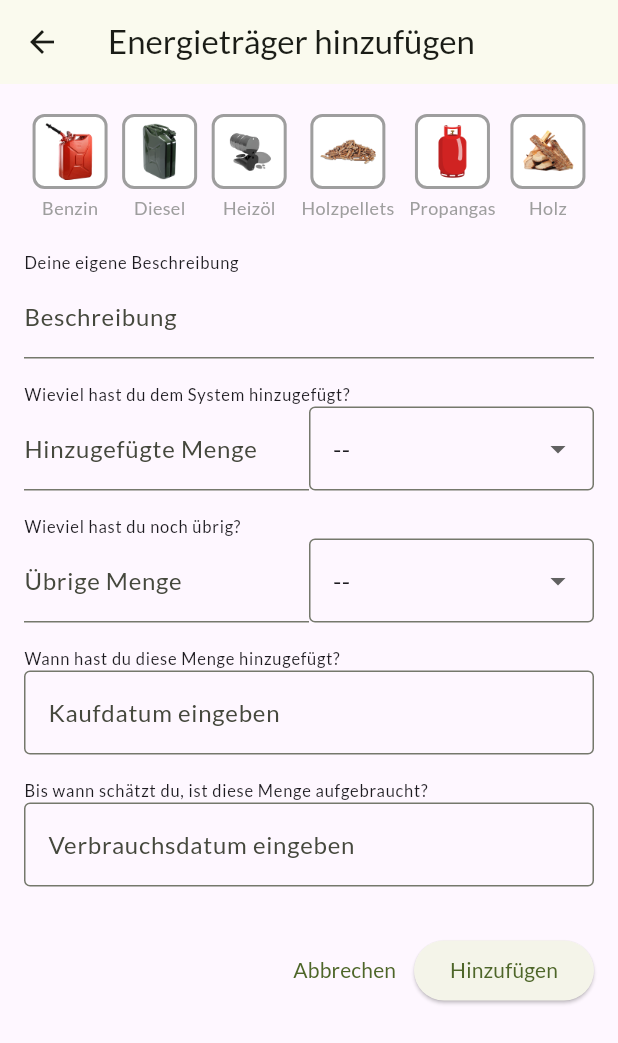
After one commit to Verein-Kleinwohnformen/energiemonitor-app, a Flutter app: the EnergyForm screen opened directly, on a phone screen of 412 x 824 dp. The commit adds this screen. Shown: the top 1043 px of the screen. Run offline on Flutter 3.47's test engine with Material 3 defaults, Android fonts, the phone set to English and light mode, and no system bars; our stand-ins replace cloud_firestore, firebase_auth, firebase_core, google_fonts; accounts and stored records are empty; statements that could not run were skipped.

Commit message:
Energieträger-Formular

```diff
--- /dev/null
+++ b/lib/energy_form.dart
@@ -0,0 +1,338 @@
+import 'package:flutter/material.dart';
+import 'package:kwf_energiemonitor/energy.dart';
+
+class EnergyForm extends StatefulWidget {
+  const EnergyForm({super.key});
+
+  @override
+  State<EnergyForm> createState() => _EnergyFormState();
+}
+
+class _EnergyFormState extends State<EnergyForm> {
+  final _formKey = GlobalKey<FormState>();
+
+  // Field values
+  String description = '';
+  DateTime? purchaseDate;
+  DateTime? usageDate;
+  EnergyType? selectedType;
+  String? selectedUnit;
+  double purchaseQuantity = 0.0;
+  double leftoverQuantity = 0.0;
+
+  Map<String, dynamic>? get selectedCategory {
+    if (selectedType == null) {
+      return null;
+    } else {
+      // Find the first category that matches the selected type
+      return categories
+          .firstWhere((category) => category['type'] == selectedType);
+    }
+  }
+
+  List<String> get unitList {
+    if (selectedCategory == null) {
+      return ['--'];
+    } else {
+      return selectedCategory!['units'];
+    }
+  }
+
+  // Categories for selection
+  final List<Map<String, dynamic>> categories = [
+    {
+      'icon': 'assets/benzin.png',
+      'label': 'Benzin',
+      'type': EnergyType.gasoline,
+      'units': ['Liter']
+    },
+    {
+      'icon': 'assets/diesel.png',
+      'label': 'Diesel',
+      'type': EnergyType.diesel,
+      'units': ['Liter']
+    },
+    {
+      'icon': 'assets/oil.png',
+      'label': 'Heizöl',
+      'type': EnergyType.oil,
+      'units': ['Liter']
+    },
+    {
+      'icon': 'assets/pellets.png',
+      'label': 'Holzpellets',
+      'type': EnergyType.pellets,
+      'units': ['Kg']
+    },
+    {
+      'icon': 'assets/propane.png',
+      'label': 'Propangas',
+      'type': EnergyType.propane,
+      'units': ['Kg']
+    },
+    {
+      'icon': 'assets/wood.png',
+      'label': 'Holz',
+      'type': EnergyType.woodKg,
+      'units': ['Kg', 'Ster']
+    },
+  ];
+
+  @override
+  Widget build(BuildContext context) {
+    final primaryColor = Theme.of(context).colorScheme.primary;
+
+    return Scaffold(
+      appBar: AppBar(
+        title: const Text('Energieträger hinzufügen'),
+      ),
+      body: Padding(
+        padding: const EdgeInsets.all(16.0),
+        child: Form(
+          key: _formKey,
+          child: SingleChildScrollView(
+            child: Column(
+              crossAxisAlignment: CrossAxisAlignment.start,
+              children: [
+                _typeSelector(primaryColor),
+                const SizedBox(height: 16),
+                Text("Deine eigene Beschreibung",
+                    style: Theme.of(context).textTheme.labelSmall),
+                _descriptionField(),
+                const SizedBox(height: 16),
+                Text("Wieviel hast du dem System hinzugefügt?",
+                    style: Theme.of(context).textTheme.labelSmall),
+                _quantityRow("Hinzugefügte Menge", purchaseQuantity),
+                const SizedBox(height: 16),
+                Text("Wieviel hast du noch übrig?",
+                    style: Theme.of(context).textTheme.labelSmall),
+                _quantityRow("Übrige Menge", leftoverQuantity),
+                const SizedBox(height: 16),
+                Text("Wann hast du diese Menge hinzugefügt?",
+                    style: Theme.of(context).textTheme.labelSmall),
+                _dateField("Kaufdatum eingeben", purchaseDate,
+                    (date) => purchaseDate = date),
+                const SizedBox(height: 16),
+                Text("Bis wann schätzt du, ist diese Menge aufgebraucht?",
+                    style: Theme.of(context).textTheme.labelSmall),
+                _dateField("Verbrauchsdatum eingeben", usageDate,
+                    (date) => usageDate = date),
+                const SizedBox(height: 32),
+                Row(
+                  mainAxisAlignment: MainAxisAlignment.end,
+                  children: [
+                    TextButton(
+                      onPressed: () => Navigator.of(context).pop(),
+                      child: const Text('Abbrechen'),
+                    ),
+                    ElevatedButton(
+                      onPressed: () {
+                        if (_formKey.currentState!.validate()) {
+                          _formKey.currentState!.save();
+                          //Todo: Add energy to db
+                          Navigator.of(context).pop();
+                          ScaffoldMessenger.of(context).showSnackBar(
+                            const SnackBar(
+                                content: Text("Eintrag hinzugefügt!")),
+                          );
+                        }
+                      },
+                      child: const Text('Hinzufügen'),
+                    ),
+                  ],
+                ),
+              ],
+            ),
+          ),
+        ),
+      ),
+    );
+  }
+
+  Widget _typeSelector(Color primaryColor) {
+    return Row(
+      mainAxisAlignment: MainAxisAlignment.spaceEvenly,
+      children: categories.map((category) {
+        final bool isSelected = category['type'] == selectedType;
+        return GestureDetector(
+          onTap: () {
+            setState(() {
+              selectedType = category['type'];
+            });
+          },
+          child: Padding(
+            padding: const EdgeInsets.all(4),
+            child: Column(
+              children: [
+                Container(
+                  width: 50,
+                  height: 50,
+                  decoration: BoxDecoration(
+                    border: Border.all(
+                      color: isSelected ? primaryColor : Colors.grey,
+                      width: 2,
+                    ),
+                    borderRadius: BorderRadius.circular(8),
+                    color: isSelected ? primaryColor : Colors.white,
+                  ),
+                  child: Padding(
+                    padding: const EdgeInsets.all(4.0),
+                    child: Image.asset(
+                      category['icon'],
+                      fit: BoxFit.contain,
+                    ),
+                  ),
+                ),
+                const SizedBox(height: 4),
+                Text(
+                  category['label'],
+                  style: TextStyle(
+                      color: isSelected ? primaryColor : Colors.grey,
+                      fontSize: 12,
+                      fontWeight:
+                          isSelected ? FontWeight.bold : FontWeight.normal),
+                ),
+              ],
+            ),
+          ),
+        );
+      }).toList(),
+    );
+  }
+
+  Widget _quantityRow(String text, double field) {
+    return Row(children: [
+      Expanded(
+          child: _doubleField(
+        (value) => field = value,
+        text,
+      )),
+      Expanded(
+          child: _unitField(unitList, selectedUnit, (u) {
+        setState(() {
+          selectedUnit = u;
+        });
+      }))
+    ]);
+  }
+
+  Widget _unitField(List<String> units, String? selectedUnit,
+      ValueChanged<String?> onChanged) {
+    // Remove duplicates from the units list
+    units = units.toSet().toList();
+
+    // Ensure selectedUnit is valid. If not, reset it to the first item.
+    if (selectedUnit != null && !units.contains(selectedUnit)) {
+      selectedUnit = units.isNotEmpty ? units[0] : null;
+    } else if (selectedUnit == null && units.isNotEmpty) {
+      // If selectedUnit is null, default to the first item in the new list
+      selectedUnit = units[0];
+    }
+
+    return DropdownButtonFormField<String>(
+      decoration: const InputDecoration(
+        border: OutlineInputBorder(),
+      ),
+      value: selectedUnit,
+      items: units.map((String unit) {
+        return DropdownMenuItem<String>(
+          value: unit,
+          child: Text(unit),
+        );
+      }).toList(),
+      onChanged: onChanged,
+      validator: (value) => value == '--' ? 'Bitte eine Einheit wählen' : null,
+    );
+  }
+
+  Widget _descriptionField() {
+    return TextFormField(
+      decoration: const InputDecoration(labelText: 'Beschreibung'),
+      keyboardType: TextInputType.name,
+      textCapitalization: TextCapitalization.sentences,
+      validator: (value) {
+        if (value == null || value.trim().isEmpty) {
+          return 'Bitte eine Beschreibung eingeben';
+        }
+        return null;
+      },
+      onSaved: (value) => description = value!,
+    );
+  }
+
+  Widget _doubleField(Function(double) onSave, String labelText) {
+    return TextFormField(
+      decoration: InputDecoration(labelText: labelText),
+      keyboardType: const TextInputType.numberWithOptions(decimal: true),
+      validator: (value) {
+        if (value == null || value.trim().isEmpty) {
+          return 'Bitte eine Zahl eingeben';
+        }
+        final doubleValue = double.tryParse(value);
+        if (doubleValue == null) {
+          return 'Bitte eine gültige Zahl eingeben';
+        }
+        return null;
+      },
+      onSaved: (value) => onSave(double.parse(value!)),
+    );
+  }
+
+  Widget _dateField(
+      String labelText, DateTime? selectedDate, Function(DateTime?) onSaved) {
+    // Create a controller to manage the text field's content
+    TextEditingController controller = TextEditingController(
+      text: selectedDate != null
+          ? selectedDate
+              .toString()
+              .split(' ')[0] // Format the date as YYYY-MM-DD
+          : '',
+    );
+
+    return TextFormField(
+      controller:
+          controller, // Use the controller to manage the text field content
+      readOnly: true, // Prevent direct editing, only pick date
+      decoration: InputDecoration(
+        labelText: labelText,
+        floatingLabelBehavior: FloatingLabelBehavior.never,
+        border: const OutlineInputBorder(),
+      ),
+      onTap: () async {
+        // Show the date picker when the field is tapped
+        final DateTime? picked = await showDatePicker(
+          context: context,
+          initialDate: selectedDate ?? DateTime.now(),
+          firstDate: DateTime(2000),
+          lastDate: DateTime(2100),
+        );
+        if (picked != null) {
+          onSaved(picked); // Call the onSaved function with the picked date
+
+          // Update the controller's text with the selected date
+          controller.text =
+              picked.toString().split(' ')[0]; // Format as YYYY-MM-DD
+        }
+      },
+      validator: (String? value) {
+        if (value == null || value.isEmpty) {
+          return 'Bitte ein Datum auswählen';
+        }
+        // Try to parse the string to DateTime to check if it's a valid date format
+        try {
+          DateTime.parse(value); // If this fails, it throws an error
+        } catch (e) {
+          return 'Ungültiges Datumsformat';
+        }
+        // If both dates are set, the usage date must be after the purchase date
+        if (purchaseDate != null && usageDate != null) {
+          if (usageDate!.isBefore(purchaseDate!)) {
+            return 'Verbrauchsdatum muss nach dem Kaufdatum liegen';
+          }
+        }
+
+        return null; // Return null if the date is valid
+      },
+    );
+  }
+}
--- a/pubspec.yaml
+++ b/pubspec.yaml
@@ -64,9 +64,8 @@ flutter:
   uses-material-design: true
 
   # To add assets to your application, add an assets section, like this:
-  # assets:
-  #   - images/a_dot_burr.jpeg
-  #   - images/a_dot_ham.jpeg
+  assets:
+    - assets/
 
   # An image asset can refer to one or more resolution-specific "variants", see
   # https://flutter.dev/to/resolution-aware-images
```
Also changed, not shown: lib/energy_list.dart (+3 -103 lines), assets/benzin.png (added), assets/diesel.png (added), assets/oil.png (added), assets/pellets.png (added), assets/propane.png (added), assets/wood.png (added).
